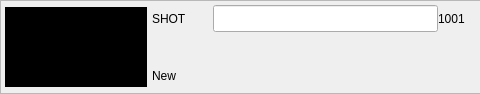
Qt form resources/cut_diff_card.ui (shotgunsoftware/tk-multi-importcut) before a commit; both pictures show x 0 to 480 and y 0 to 94 of the 876 by 94 pixel window.
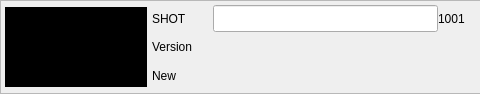
The same form after that commit. Icons and pictures are not drawn. Custom widgets are drawn as their Qt base class.

Commit message: Restored some Versions code and added support for Shot fields if CutItems are not present

The edit to the form file:
```diff
--- a/resources/cut_diff_card.ui
+++ b/resources/cut_diff_card.ui
@@ -119,7 +119,7 @@
        <item row="1" column="0">
         <widget class="QLabel" name="version_title_label">
          <property name="text">
-          <string/>
+          <string>Version</string>
          </property>
         </widget>
        </item>
```
The commit also changes 7 other files.
